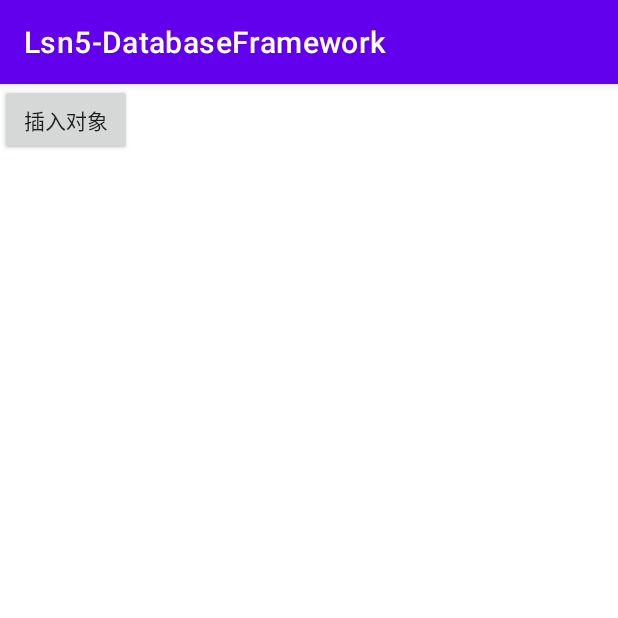
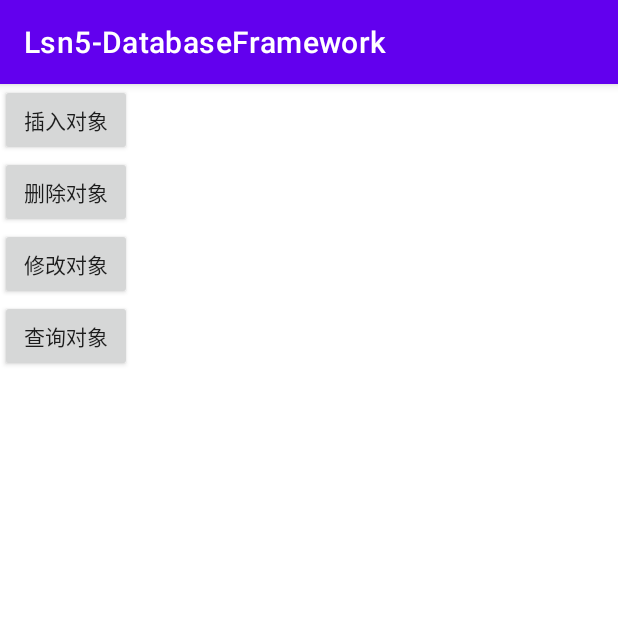
Before and after one commit to TooCareAboutYOU/DN-MobileArchitect-Android, an Android app: the screen it shows after launch (MainActivity), on a phone screen of 412 x 824 dp, the top half of it. Run offline under Robolectric (Android 15) with nearby library versions, the phone set to English and light mode, and no system bars.

Commit message:
添加数据库表更新操作，待完成

```diff
--- a/Lsn5-DatabaseFramework/src/main/java/com/dn/mobile/architect/lsn5/MainActivity.kt
+++ b/Lsn5-DatabaseFramework/src/main/java/com/dn/mobile/architect/lsn5/MainActivity.kt
@@ -20,4 +20,8 @@ class MainActivity : AppCompatActivity() {
         val result = dao?.insert(user)
         Log.i("print_logs", "MainActivity::insertObject: $result")
     }
+
+    fun deleteObject(view: View) {}
+    fun updateObject(view: View) {}
+    fun queryObject(view: View) {}
 }
--- a/Lsn5-DatabaseFramework/src/main/res/layout/activity_main.xml
+++ b/Lsn5-DatabaseFramework/src/main/res/layout/activity_main.xml
@@ -12,4 +12,23 @@
         android:text="插入对象"
         android:onClick="insertObject" />
 
+    <androidx.appcompat.widget.AppCompatButton
+        android:layout_width="wrap_content"
+        android:layout_height="wrap_content"
+        android:text="删除对象"
+        android:onClick="deleteObject" />
+
+    <androidx.appcompat.widget.AppCompatButton
+        android:layout_width="wrap_content"
+        android:layout_height="wrap_content"
+        android:text="修改对象"
+        android:onClick="updateObject" />
+
+
+    <androidx.appcompat.widget.AppCompatButton
+        android:layout_width="wrap_content"
+        android:layout_height="wrap_content"
+        android:text="查询对象"
+        android:onClick="queryObject" />
+
 </androidx.appcompat.widget.LinearLayoutCompat>
```
Also changed, not shown: Lsn5-DatabaseFramework/src/main/java/com/dn/mobile/architect/lsn5/db/BaseDao.kt (+57 -1 lines), Lsn5-DatabaseFramework/src/main/java/com/dn/mobile/architect/lsn5/db/IBaseDao.kt (+3 -5 lines).
